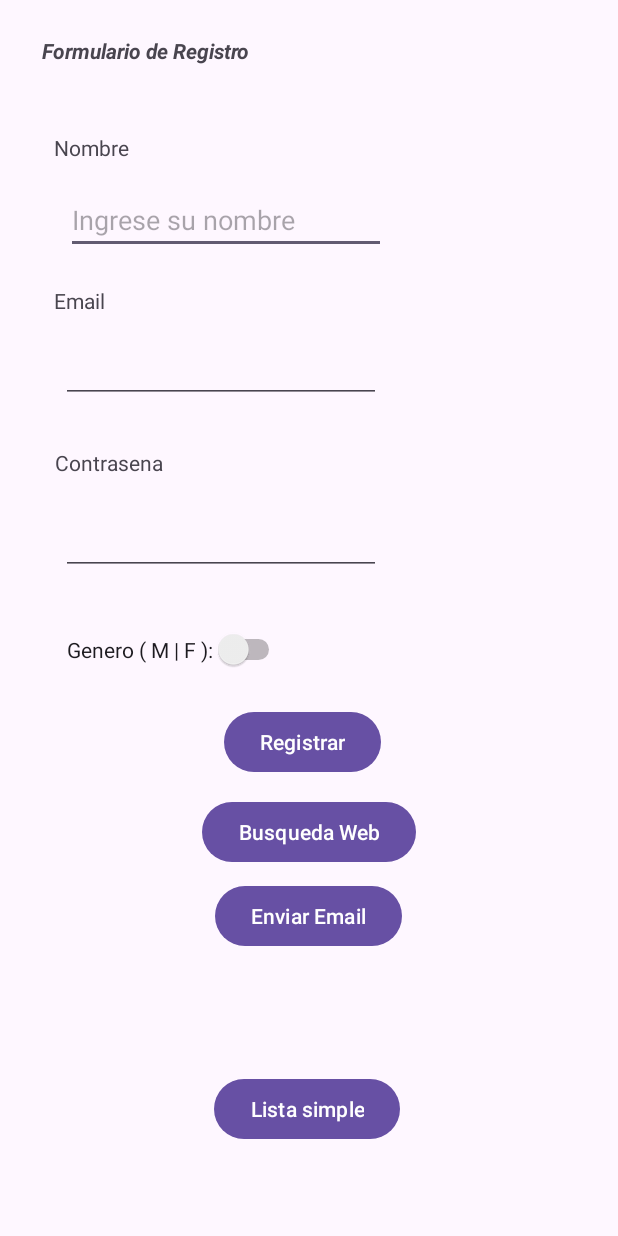
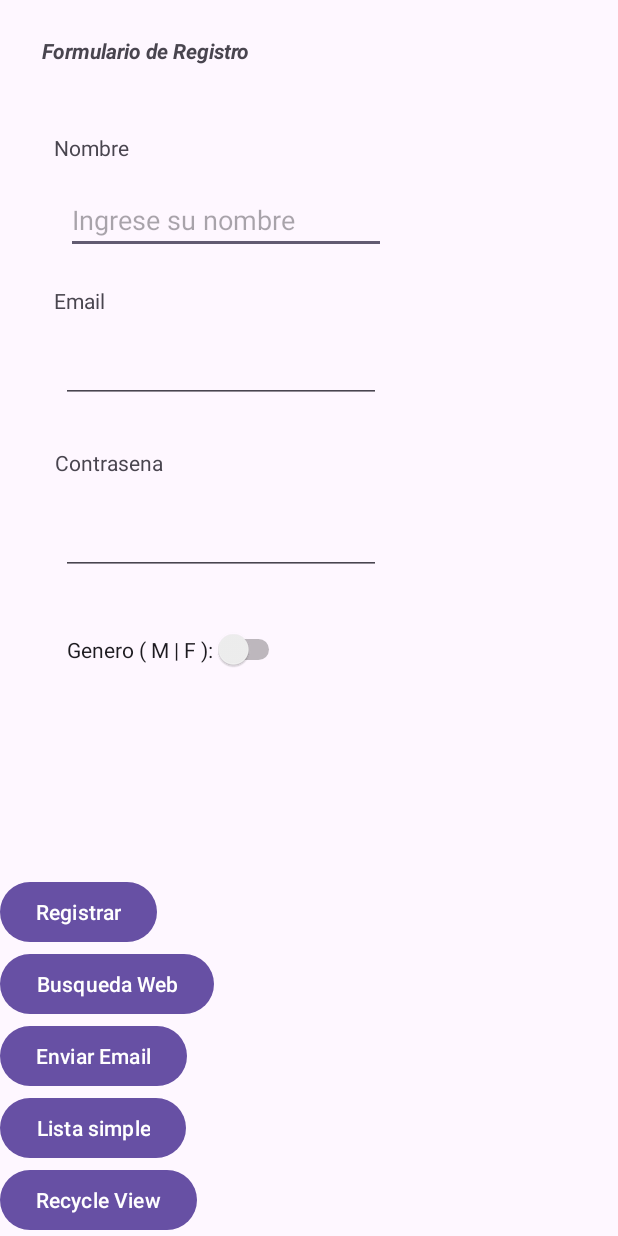
Before and after one commit to alexandervcc/tutoring, an Android app: the screen it shows after launch (MainActivity), on a phone screen of 412 x 824 dp. Run offline under Robolectric (Android 15) with nearby library versions, the phone set to English and light mode, and no system bars.

Commit message:
RecycleView

```diff
--- a/app/build.gradle.kts
+++ b/app/build.gradle.kts
@@ -33,6 +33,7 @@ android {
     kotlinOptions {
         jvmTarget = "1.8"
     }
+
     // view binding
     buildFeatures{
         viewBinding = true
--- a/app/src/main/java/owl/knows/actividadesyciclodevida/MainActivity.kt
+++ b/app/src/main/java/owl/knows/actividadesyciclodevida/MainActivity.kt
@@ -49,6 +49,11 @@ class MainActivity : AppCompatActivity() {
         this.binding.btnWebSearch.setOnClickListener {
             val uri = Uri.parse("https://www.google.com")
             val intent = Intent(Intent.ACTION_VIEW, uri)
+            startActivity(intent)
+        }
+
+        this.binding.btnRecycleView.setOnClickListener {
+            val intent = Intent(this,RecycleViewActivity::class.java)
             startActivity(intent)
         }
 
--- a/app/src/main/java/owl/knows/actividadesyciclodevida/adapters/AdapterUsuario.kt
+++ b/app/src/main/java/owl/knows/actividadesyciclodevida/adapters/AdapterUsuario.kt
@@ -1,16 +1,17 @@
 package owl.knows.actividadesyciclodevida.adapters
 
+import android.content.Context
 import android.view.LayoutInflater
 import android.view.ViewGroup
 import androidx.recyclerview.widget.RecyclerView
 import owl.knows.actividadesyciclodevida.R
 import owl.knows.actividadesyciclodevida.models.Usuario
 
-class AdapterUsuario(private val lista:List<Usuario>):RecyclerView.Adapter<UsuarioHolder>() {
+class AdapterUsuario(private val lista:List<Usuario>,private val context:Context):RecyclerView.Adapter<UsuarioHolder>() {
     override fun onCreateViewHolder(parent: ViewGroup, viewType: Int): UsuarioHolder {
         val vista = LayoutInflater.from(parent.context)
             .inflate(R.layout.item_rv,parent,false)
-        return UsuarioHolder(vista)
+        return UsuarioHolder(vista, context)
     }
 
     override fun getItemCount(): Int {
--- a/app/src/main/java/owl/knows/actividadesyciclodevida/models/Usuario.kt
+++ b/app/src/main/java/owl/knows/actividadesyciclodevida/models/Usuario.kt
@@ -4,4 +4,5 @@ data class Usuario (
     val nombre:String,
     val idImage:Int,
     val accionBoton:String
+
 )
--- a/app/src/main/res/layout/activity_main.xml
+++ b/app/src/main/res/layout/activity_main.xml
@@ -107,56 +107,45 @@
         app:layout_constraintStart_toStartOf="parent"
         app:layout_constraintTop_toBottomOf="@+id/etPassword" />
 
+
+    <LinearLayout
+        android:layout_width="match_parent"
+        android:layout_height="wrap_content"
+        app:layout_constraintBottom_toBottomOf="parent"
+        app:layout_constraintEnd_toEndOf="parent"
+        android:orientation="vertical"
+        app:layout_constraintStart_toStartOf="parent">
+
         <Button
             android:id="@+id/btnRegistrar"
             android:layout_width="wrap_content"
             android:layout_height="wrap_content"
-        android:layout_marginStart="149dp"
-        android:layout_marginTop="24dp"
-        android:layout_marginEnd="156dp"
-        android:text="Registrar"
-        app:layout_constraintEnd_toEndOf="parent"
-        app:layout_constraintHorizontal_bias="0.0"
-        app:layout_constraintStart_toStartOf="parent"
-        app:layout_constraintTop_toBottomOf="@+id/swGenero" />
+            android:text="Registrar" />
 
         <Button
             android:id="@+id/btnWebSearch"
             android:layout_width="wrap_content"
             android:layout_height="wrap_content"
-        android:layout_marginStart="149dp"
-        android:layout_marginTop="12dp"
-        android:layout_marginEnd="156dp"
-        android:text="Busqueda Web"
-        app:layout_constraintEnd_toEndOf="parent"
-        app:layout_constraintHorizontal_bias="0.421"
-        app:layout_constraintStart_toStartOf="parent"
-        app:layout_constraintTop_toBottomOf="@+id/btnRegistrar" />
+            android:text="Busqueda Web" />
 
         <Button
             android:id="@+id/btnEnviarEmail"
             android:layout_width="wrap_content"
             android:layout_height="wrap_content"
-        android:layout_marginStart="149dp"
-        android:layout_marginTop="8dp"
-        android:layout_marginEnd="156dp"
-        android:text="Enviar Email"
-        app:layout_constraintEnd_toEndOf="parent"
-        app:layout_constraintHorizontal_bias="0.35"
-        app:layout_constraintStart_toStartOf="parent"
-        app:layout_constraintTop_toBottomOf="@+id/btnWebSearch" />
+            android:text="Enviar Email"/>
 
         <Button
             android:id="@+id/btnListaSimple"
             android:layout_width="wrap_content"
             android:layout_height="wrap_content"
-        android:text="Lista simple"
-        app:layout_constraintBottom_toBottomOf="parent"
-        app:layout_constraintEnd_toEndOf="parent"
-        app:layout_constraintHorizontal_bias="0.496"
-        app:layout_constraintStart_toStartOf="parent"
-        app:layout_constraintTop_toTopOf="parent"
-        app:layout_constraintVertical_bias="0.922" />
+            android:text="Lista simple" />
+        <Button
+            android:id="@+id/btnRecycleView"
+            android:layout_width="wrap_content"
+            android:layout_height="wrap_content"
+            android:text="Recycle View" />
+
+    </LinearLayout>
 
 
 </androidx.constraintlayout.widget.ConstraintLayout>
```
Also changed, not shown: app/src/main/java/owl/knows/actividadesyciclodevida/RecycleViewActivity.kt (+14 -0 lines), app/src/main/java/owl/knows/actividadesyciclodevida/adapters/UsuarioHolder.kt (+8 -9 lines), app/src/main/res/layout/activity_recycle_view.xml (+10 -2 lines), app/src/main/res/layout/item_rv.xml (+5 -3 lines), app/src/main/res/drawable/image3.png (added), 2 other files. Lines whose indentation alone changed are shown as unchanged.
